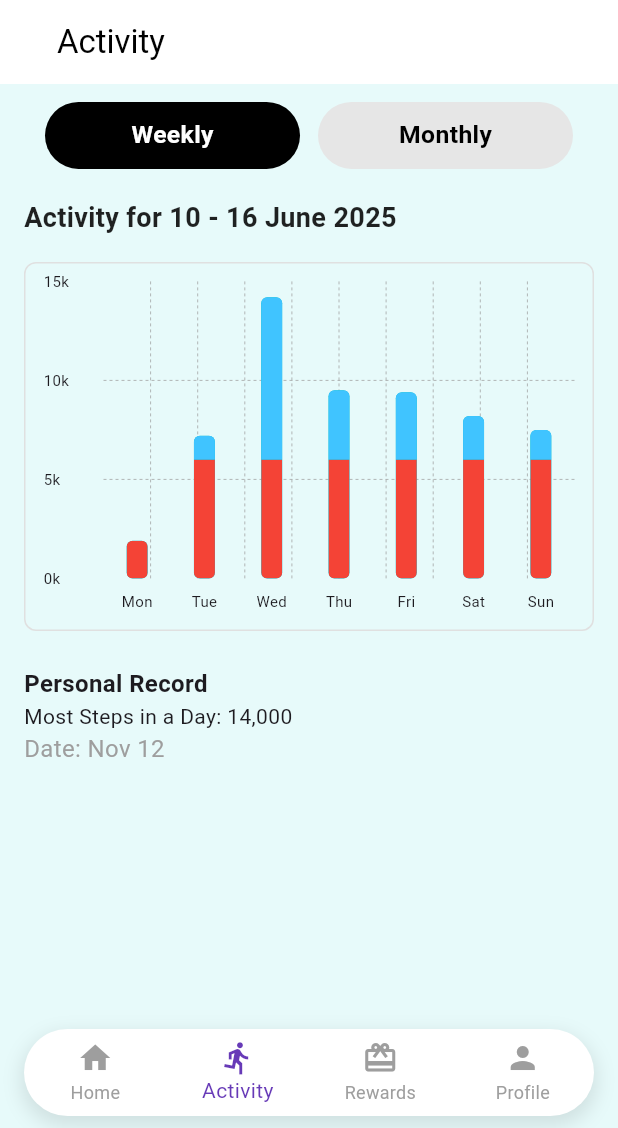
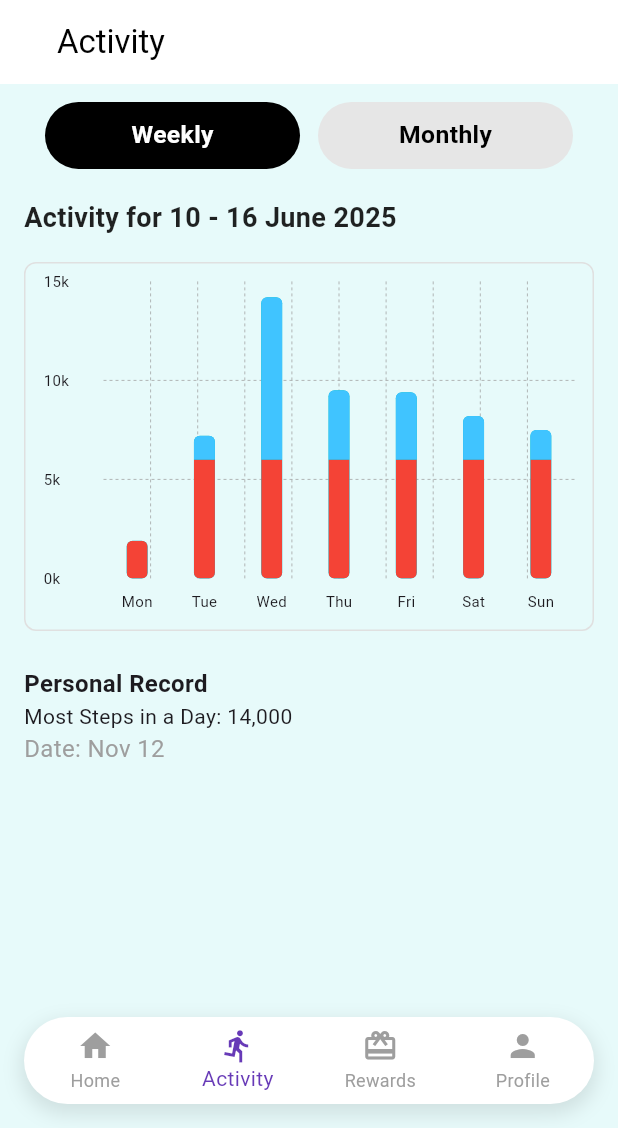
Before and after one commit to AceAsif/Steps4Perks-app, a Flutter app: the screen it shows after launch, item 2 of the bottom bar chosen, on a phone screen of 412 x 824 dp, the part 108-1236 px from its top. Run offline on Flutter 3.47's test engine with Material 3 defaults, Android fonts, the phone set to English and light mode, and no system bars; drawn by our look-alikes of fl_chart; our stand-ins replace device_info_plus, flutter_local_notifications, pedometer, permission_handler, shared_preferences, syncfusion_flutter_gauges and 1 more.

Commit message:
Updated the fixed bottom navigation code.

```diff
--- a/lib/features/bottomnavigation.dart
+++ b/lib/features/bottomnavigation.dart
@@ -16,7 +16,7 @@ class Bottomnavigation extends StatefulWidget {
 }
 
 class _BottomnavigationState extends State<Bottomnavigation> {
-  int _selectedIndex = 0; // Tracks the currently selected tab
+  int _selectedIndex = 0;
 
   /// List of all pages in the app
   static final List<Widget> _pages = [
@@ -26,30 +26,34 @@ class _BottomnavigationState extends State<Bottomnavigation> {
     const ProfilePageContent(),
   ];
 
-  /// Called when a tab is selected from BottomNavigationBar
+  /// Switch tabs on tap
   void _onItemTapped(int index) {
     setState(() => _selectedIndex = index);
   }
 
-  /// Determines if the custom top bar should be shown (hides on Profile Page)
+  /// Whether to show top bar (hidden on Profile page)
   bool get _shouldShowTopBar => _selectedIndex != 3;
 
   @override
   Widget build(BuildContext context) {
     return Scaffold(
-      extendBodyBehindAppBar: true,
-      // Top Bar shown except on Profile Page
-      body: SafeArea(
-        child: Column(
+      extendBody: true, // ✅ Important for floating effect
+      body: Stack(
+        children: [
+          // Main Content + Top Bar
+          Column(
             children: [
               if (_shouldShowTopBar) const CustomTopBar(),
               Expanded(child: _pages[_selectedIndex]),
             ],
           ),
-      ),
 
-      /// ✅ Fixed Bottom Navigation Bar (always at the same position)
-      bottomNavigationBar: Container(
+          // Floating Bottom Navigation Bar
+          Positioned(
+            left: 16,
+            right: 16,
+            bottom: 16,
+            child: Container(
               decoration: BoxDecoration(
                 color: Colors.white,
                 borderRadius: BorderRadius.circular(30.0),
@@ -62,7 +66,6 @@ class _BottomnavigationState extends State<Bottomnavigation> {
                   ),
                 ],
               ),
-        margin: const EdgeInsets.symmetric(horizontal: 16, vertical: 8),
               child: ClipRRect(
                 borderRadius: BorderRadius.circular(30.0),
                 child: BottomNavigationBar(
@@ -74,26 +77,17 @@ class _BottomnavigationState extends State<Bottomnavigation> {
                   unselectedItemColor: Colors.grey,
                   onTap: _onItemTapped,
                   items: const [
-              BottomNavigationBarItem(
-                icon: Icon(Icons.home),
-                label: 'Home',
-              ),
-              BottomNavigationBarItem(
-                icon: Icon(Icons.directions_run),
-                label: 'Activity',
-              ),
-              BottomNavigationBarItem(
-                icon: Icon(Icons.card_giftcard),
-                label: 'Rewards',
-              ),
-              BottomNavigationBarItem(
-                icon: Icon(Icons.person),
-                label: 'Profile',
-              ),
+                    BottomNavigationBarItem(icon: Icon(Icons.home), label: 'Home'),
+                    BottomNavigationBarItem(icon: Icon(Icons.directions_run), label: 'Activity'),
+                    BottomNavigationBarItem(icon: Icon(Icons.card_giftcard), label: 'Rewards'),
+                    BottomNavigationBarItem(icon: Icon(Icons.person), label: 'Profile'),
                   ],
                 ),
               ),
             ),
+          ),
+        ],
+      ),
     );
   }
 }
```
Lines whose indentation alone changed are shown as unchanged.
